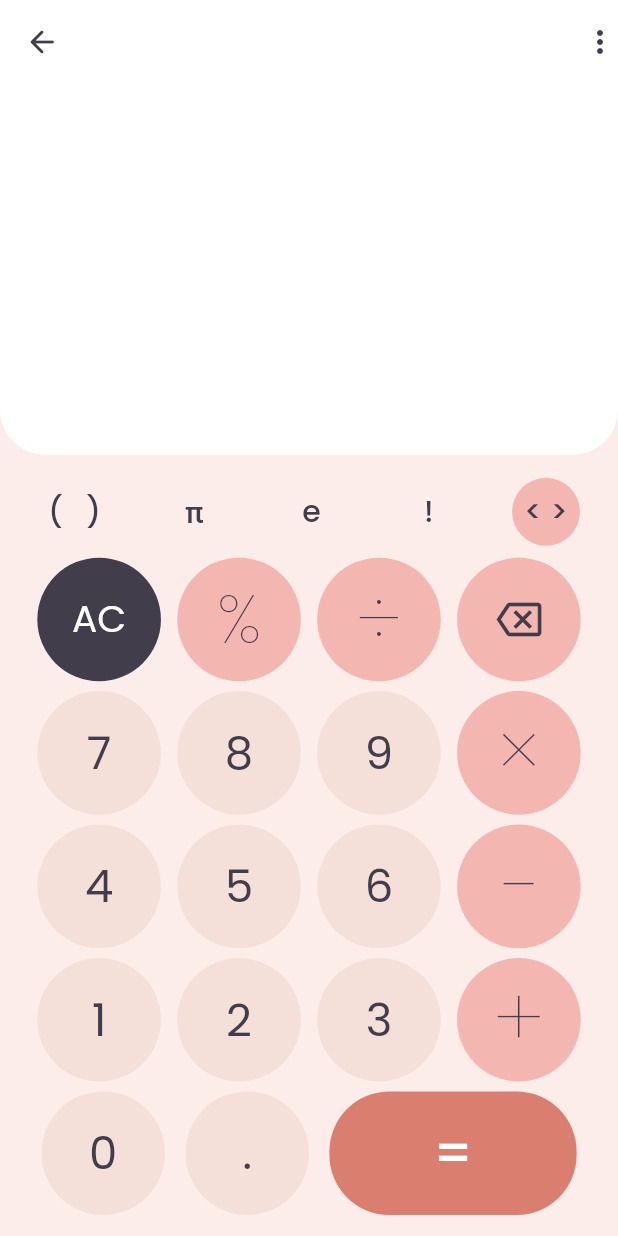
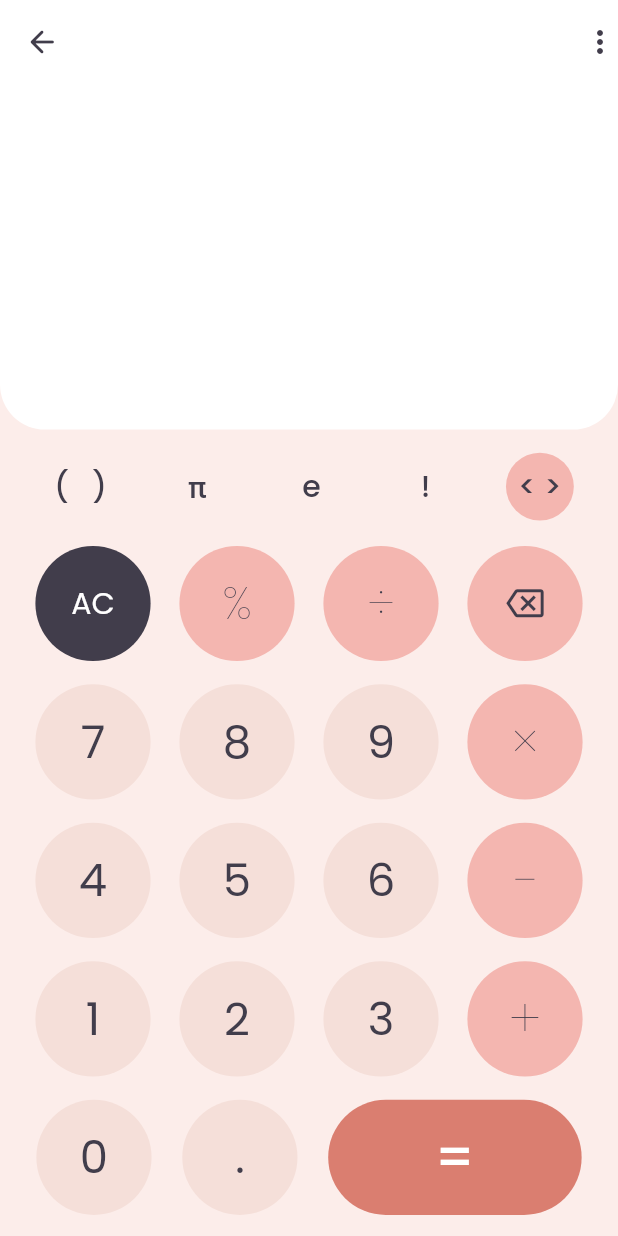
Before and after one commit to iamzaidsheikh/material_you_calc, a Flutter app: the screen it shows after launch, on a phone screen of 412 x 824 dp. Run offline on Flutter 3.47's test engine with Material 2 defaults, Android fonts, the phone set to English and light mode, and no system bars; our stand-ins replace google_fonts, math_expressions; missing offline and left inert: dart:ffi.

Commit message:
Fixed overflow issue

```diff
--- a/lib/screens/home_screen.dart
+++ b/lib/screens/home_screen.dart
@@ -17,6 +17,7 @@ class _HomeScreenState extends State<HomeScreen> {
   final Color _primaryColorDark = const Color.fromRGBO(218, 126, 112, 1);
   final Color _secondaryColor = const Color.fromRGBO(65, 61, 75, 1);
   final Color _backgroundColor = const Color.fromRGBO(252, 237, 234, 1);
+  final double _numFontSize = 30.0;
 
   String _expression = ' ';
 
@@ -55,12 +56,15 @@ class _HomeScreenState extends State<HomeScreen> {
       setState(() {
         _expression = 'INVALID';
       });
+    } on RangeError {
+      setState(() {
+        _expression = 'INVALID';
+      });
     }
   }
 
   @override
   Widget build(BuildContext context) {
-    final _size = MediaQuery.of(context).size;
     final _appBar = AppBar(
       backgroundColor: Colors.white,
       elevation: 0,
@@ -75,14 +79,18 @@ class _HomeScreenState extends State<HomeScreen> {
         )
       ],
     );
+    final _size = MediaQuery.of(context).size;
+    final _height = _size.height -
+        _appBar.preferredSize.height -
+        MediaQuery.of(context).padding.top -
+        MediaQuery.of(context).padding.bottom;
+    final _width = _size.width;
+
     return Scaffold(
       appBar: _appBar,
       body: Container(
-          width: _size.width,
-          height: _size.height -
-              _appBar.preferredSize.height -
-              MediaQuery.of(context).padding.top -
-              MediaQuery.of(context).padding.bottom,
+          width: _width,
+          height: _height,
           color: _backgroundColor,
           child: Column(
             mainAxisAlignment: MainAxisAlignment.start,
@@ -90,8 +98,8 @@ class _HomeScreenState extends State<HomeScreen> {
             children: [
               //Main display
               Container(
-                height: _size.height * 0.3,
-                width: _size.width,
+                height: _height * 0.3,
+                width: _width,
                 decoration: const BoxDecoration(
                   borderRadius: BorderRadius.only(
                     bottomLeft: Radius.circular(30.0),
@@ -108,7 +116,7 @@ class _HomeScreenState extends State<HomeScreen> {
                       _expression,
                       textAlign: TextAlign.right,
                       style: GoogleFonts.poppins(
-                        fontSize: 60,
+                        fontSize: 50,
                         color: _secondaryColor,
                       ),
                     ),
@@ -124,61 +132,71 @@ class _HomeScreenState extends State<HomeScreen> {
                     crossAxisAlignment: CrossAxisAlignment.center,
                     children: [
                       //Row 0
-                    Padding(
-                      padding: const EdgeInsets.symmetric(horizontal: 10.0),
-                      child: Row(
-                        mainAxisAlignment: MainAxisAlignment.spaceBetween,
+                      Row(
+                        mainAxisAlignment: MainAxisAlignment.spaceAround,
                         children: [
                           SmallButton(
                             buttonColor: _backgroundColor,
                             text: '(   )',
-                              textColor: _secondaryColor),
+                            textColor: _secondaryColor,
+                            radius: _height * 0.05,
+                          ),
                           SmallButton(
                             buttonColor: _backgroundColor,
                             text: String.fromCharCodes(Runes('\u03C0')),
-                              textColor: _secondaryColor),
+                            textColor: _secondaryColor,
+                            radius: _height * 0.05,
+                          ),
                           SmallButton(
                             buttonColor: _backgroundColor,
                             text: 'e',
-                              textColor: _secondaryColor),
+                            textColor: _secondaryColor,
+                            radius: _height * 0.05,
+                          ),
                           SmallButton(
                             buttonColor: _backgroundColor,
                             text: '!',
-                              textColor: _secondaryColor),
+                            textColor: _secondaryColor,
+                            radius: _height * 0.05,
+                          ),
                           SmallButton(
                             buttonColor: _primaryColor,
                             text: '< >',
-                              textColor: _secondaryColor),
+                            textColor: _secondaryColor,
+                            radius: _height * 0.05,
+                          ),
                         ],
-                      ),
                       ),
 
                       //Row 1
                       Row(
-                      mainAxisAlignment: MainAxisAlignment.spaceEvenly,
+                        mainAxisAlignment: MainAxisAlignment.spaceAround,
                         children: [
                           LargeButton(
                             buttonColor: _secondaryColor,
                             text: 'AC',
                             textColor: Colors.white,
-                          fontSize: 25.0,
+                            fontSize: 20.0,
                             fontWeight: FontWeight.normal,
+                            radius: _height * 0.1,
                             callback: allClear,
                           ),
                           LargeButton(
                             buttonColor: _primaryColor,
                             text: String.fromCharCodes(Runes('\u0025')),
                             textColor: _secondaryColor,
-                          fontSize: 45.0,
+                            fontSize: 30.0,
                             fontWeight: FontWeight.w200,
+                            radius: _height * 0.1,
                             callback: buttonPressed,
                           ),
                           LargeButton(
                             buttonColor: _primaryColor,
                             text: String.fromCharCodes(Runes('\u00F7')),
                             textColor: _secondaryColor,
-                          fontSize: 50.0,
+                            fontSize: 30.0,
                             fontWeight: FontWeight.w200,
+                            radius: _height * 0.1,
                             callback: buttonPressed,
                           ),
                           ElevatedButton(
@@ -186,150 +204,164 @@ class _HomeScreenState extends State<HomeScreen> {
                             child: Icon(
                               Icons.backspace_outlined,
                               color: _secondaryColor,
-                            size: 30,
+                              size: 25.0,
                             ),
                             style: ElevatedButton.styleFrom(
                                 primary: _primaryColor,
                                 padding: EdgeInsets.zero,
-                              shape: const CircleBorder(side: BorderSide.none),
-                              minimumSize:
-                                  Size(_size.width * 0.2, _size.width * 0.2),
+                                shape:
+                                    const CircleBorder(side: BorderSide.none),
+                                minimumSize: Size(_height * 0.1, _height * 0.1),
                                 elevation: 0),
                           ),
                         ],
                       ),
                       //Row 2
                       Row(
-                      mainAxisAlignment: MainAxisAlignment.spaceEvenly,
+                        mainAxisAlignment: MainAxisAlignment.spaceAround,
                         children: [
                           LargeButton(
                             buttonColor: _primaryColorLight,
                             text: '7',
                             textColor: _secondaryColor,
-                          fontSize: 30.0,
+                            fontSize: _numFontSize,
                             fontWeight: FontWeight.normal,
+                            radius: _height * 0.1,
                             callback: buttonPressed,
                           ),
                           LargeButton(
                             buttonColor: _primaryColorLight,
                             text: '8',
                             textColor: _secondaryColor,
-                          fontSize: 30.0,
+                            fontSize: _numFontSize,
                             fontWeight: FontWeight.normal,
+                            radius: _height * 0.1,
                             callback: buttonPressed,
                           ),
                           LargeButton(
                             buttonColor: _primaryColorLight,
                             text: '9',
                             textColor: _secondaryColor,
-                          fontSize: 30.0,
+                            fontSize: _numFontSize,
                             fontWeight: FontWeight.normal,
+                            radius: _height * 0.1,
                             callback: buttonPressed,
                           ),
                           LargeButton(
                             buttonColor: _primaryColor,
                             text: String.fromCharCodes(Runes('\u00D7')),
                             textColor: _secondaryColor,
-                          fontSize: 55.0,
+                            fontSize: 35.0,
                             fontWeight: FontWeight.w200,
+                            radius: _height * 0.1,
                             callback: buttonPressed,
                           ),
                         ],
                       ),
                       //Row 3
                       Row(
-                      mainAxisAlignment: MainAxisAlignment.spaceEvenly,
+                        mainAxisAlignment: MainAxisAlignment.spaceAround,
                         children: [
                           LargeButton(
                             buttonColor: _primaryColorLight,
                             text: '4',
                             textColor: _secondaryColor,
-                          fontSize: 30.0,
+                            fontSize: _numFontSize,
                             fontWeight: FontWeight.normal,
+                            radius: _height * 0.1,
                             callback: buttonPressed,
                           ),
                           LargeButton(
                             buttonColor: _primaryColorLight,
                             text: '5',
                             textColor: _secondaryColor,
-                          fontSize: 30.0,
+                            fontSize: _numFontSize,
                             fontWeight: FontWeight.normal,
+                            radius: _height * 0.1,
                             callback: buttonPressed,
                           ),
                           LargeButton(
                             buttonColor: _primaryColorLight,
                             text: '6',
                             textColor: _secondaryColor,
-                          fontSize: 30.0,
+                            fontSize: _numFontSize,
                             fontWeight: FontWeight.normal,
+                            radius: _height * 0.1,
                             callback: buttonPressed,
                           ),
                           LargeButton(
                             buttonColor: _primaryColor,
                             text: String.fromCharCodes(Runes('\u2212')),
                             textColor: _secondaryColor,
-                          fontSize: 55.0,
+                            fontSize: 35.0,
                             fontWeight: FontWeight.w200,
+                            radius: _height * 0.1,
                             callback: buttonPressed,
                           ),
                         ],
                       ),
                       //Row 4
                       Row(
-                      mainAxisAlignment: MainAxisAlignment.spaceEvenly,
+                        mainAxisAlignment: MainAxisAlignment.spaceAround,
                         children: [
                           LargeButton(
                             buttonColor: _primaryColorLight,
                             text: '1',
                             textColor: _secondaryColor,
-                          fontSize: 30.0,
+                            fontSize: _numFontSize,
                             fontWeight: FontWeight.normal,
+                            radius: _height * 0.1,
                             callback: buttonPressed,
                           ),
                           LargeButton(
                             buttonColor: _primaryColorLight,
                             text: '2',
                             textColor: _secondaryColor,
-                          fontSize: 30.0,
+                            fontSize: _numFontSize,
                             fontWeight: FontWeight.normal,
+                            radius: _height * 0.1,
                             callback: buttonPressed,
                           ),
                           LargeButton(
                             buttonColor: _primaryColorLight,
                             text: '3',
                             textColor: _secondaryColor,
-                          fontSize: 30.0,
+                            fontSize: _numFontSize,
                             fontWeight: FontWeight.normal,
+                            radius: _height * 0.1,
                             callback: buttonPressed,
                           ),
                           LargeButton(
                             buttonColor: _primaryColor,
                             text: String.fromCharCodes(Runes('\u002B')),
                             textColor: _secondaryColor,
-                          fontSize: 55.0,
+                            fontSize: 35.0,
                             fontWeight: FontWeight.w200,
+                            radius: _height * 0.1,
                             callback: buttonPressed,
                           ),
                         ],
                       ),
                       //Row 5
                       Row(
-                      mainAxisAlignment: MainAxisAlignment.spaceEvenly,
+                        mainAxisAlignment: MainAxisAlignment.spaceAround,
                         children: [
                           LargeButton(
                             buttonColor: _primaryColorLight,
                             text: '0',
                             textColor: _secondaryColor,
-                          fontSize: 30.0,
+                            fontSize: _numFontSize,
                             fontWeight: FontWeight.normal,
+                            radius: _height * 0.1,
                             callback: buttonPressed,
                           ),
                           LargeButton(
                             buttonColor: _primaryColorLight,
                             text: '.',
                             textColor: _secondaryColor,
-                          fontSize: 30.0,
+                            fontSize: _numFontSize,
                             fontWeight: FontWeight.normal,
+                            radius: _height * 0.1,
                             callback: buttonPressed,
                           ),
                           ElevatedButton(
@@ -349,14 +381,15 @@ class _HomeScreenState extends State<HomeScreen> {
                                         left: Radius.circular(40.0),
                                         right: Radius.circular(40.0))),
                                 minimumSize:
-                                  Size(_size.width * 0.4, _size.width * 0.2),
+                                    Size(_height * 0.22, _height * 0.1),
                                 elevation: 0),
                           )
                         ],
                       ),
                     ],
                   ),
-              )),
+                ),
+              ),
               //Buttons
             ],
           )),
--- a/lib/widgets/LargeButton.dart
+++ b/lib/widgets/LargeButton.dart
@@ -9,6 +9,7 @@ class LargeButton extends StatelessWidget {
   final String text;
   final double fontSize;
   final FontWeight fontWeight;
+  final double radius;
   final Function callback;
 
   const LargeButton(
@@ -18,6 +19,7 @@ class LargeButton extends StatelessWidget {
       required this.textColor,
       required this.fontSize,
       required this.fontWeight,
+      required this.radius,
       required this.callback})
       : super(key: key);
 
@@ -53,7 +55,7 @@ class LargeButton extends StatelessWidget {
         backgroundColor: buttonColor,
         padding: EdgeInsets.zero,
         shape: const CircleBorder(side: BorderSide.none),
-        minimumSize: Size(_size.width * 0.2, _size.width * 0.2),
+        minimumSize: Size(radius, radius),
       ),
     );
   }
--- a/lib/widgets/SmallButton.dart
+++ b/lib/widgets/SmallButton.dart
@@ -5,13 +5,15 @@ class SmallButton extends StatelessWidget {
   final Color buttonColor;
   final Color textColor;
   final String text;
+  final double radius;
 
-  const SmallButton(
-      {Key? key,
-      required this.buttonColor,
-      required this.text,
-      required this.textColor})
-      : super(key: key);
+  const SmallButton({
+    Key? key,
+    required this.buttonColor,
+    required this.text,
+    required this.textColor,
+    required this.radius,
+  }) : super(key: key);
 
   @override
   Widget build(BuildContext context) {
@@ -31,7 +33,7 @@ class SmallButton extends StatelessWidget {
         backgroundColor: buttonColor,
         elevation: 0,
         shape: const CircleBorder(side: BorderSide.none),
-        minimumSize: Size(_size.width * 0.1, _size.width * 0.1),
+        minimumSize: Size(radius, radius),
       ),
     );
   }
```
Lines whose indentation alone changed are shown as unchanged.
